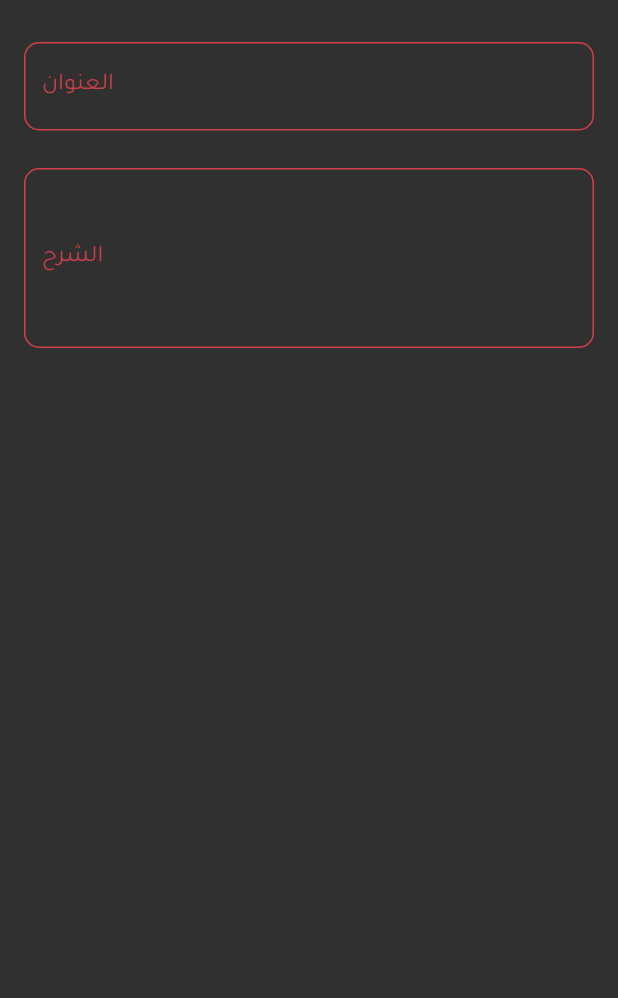
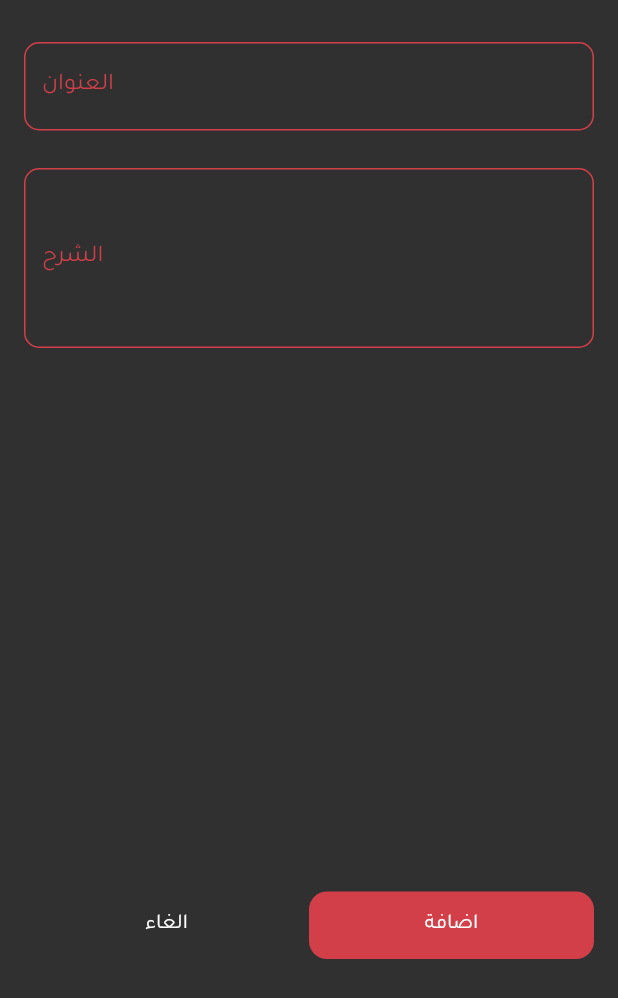
Before and after one commit to OmarIssa0/Notes_App_tow, a Flutter app: the ShowButtonSheet widget shown alone on an empty page, opened directly, on a phone screen of 412 x 824 dp. Shown: the top 998 px of the screen. Run offline on Flutter 3.47's test engine with Material 2 defaults, Android fonts, the phone set to English and light mode, and no system bars; our stand-ins replace font_awesome_flutter.

Commit message:
add custom button

```diff
--- /dev/null
+++ b/lib/widgets/showButtonSheet/custom_button.dart
@@ -0,0 +1,28 @@
+import 'dart:ui';
+
+import 'package:flutter/cupertino.dart';
+
+import 'text_button.dart';
+
+class CustomButton extends StatelessWidget {
+  const CustomButton({super.key});
+
+  @override
+  Widget build(BuildContext context) {
+    return Row(
+      children: [
+        TextButton(
+          text: 'الغاء',
+          onTap: () {
+            Navigator.pop(context);
+          },
+        ),
+        TextButton(
+          text: 'اضافة',
+          color: const Color(0xffD33F49),
+          onTap: () {},
+        ),
+      ],
+    );
+  }
+}
--- a/lib/widgets/showButtonSheet/show_button_sheet.dart
+++ b/lib/widgets/showButtonSheet/show_button_sheet.dart
@@ -1,6 +1,7 @@
 import 'package:flutter/material.dart';
 
 import '../custom_text_filed.dart';
+import 'custom_button.dart';
 
 class ShowButtonSheet extends StatelessWidget {
   const ShowButtonSheet({super.key});
@@ -26,7 +27,16 @@ class ShowButtonSheet extends StatelessWidget {
             label: 'الشرح',
             maxLines: 5,
           ),
-
+          SizedBox(
+            height: 25,
+          ),
+          Spacer(
+            flex: 2,
+          ),
+          CustomButton(),
+          Spacer(
+            flex: 1,
+          )
         ],
       ),
     );
--- /dev/null
+++ b/lib/widgets/showButtonSheet/text_button.dart
@@ -0,0 +1,28 @@
+import 'package:flutter/material.dart';
+
+class TextButton extends StatelessWidget {
+  const TextButton({super.key, required this.text, this.color, this.onTap});
+
+  final String text;
+  final Color? color;
+  final Function()? onTap;
+  @override
+  Widget build(BuildContext context) {
+    return Expanded(
+      child: GestureDetector(
+        onTap: onTap,
+        child: Container(
+          // width: MediaQuery.of(context).size.width,
+          height: 45,
+          decoration: BoxDecoration(
+            borderRadius: BorderRadius.circular(12),
+            color: color,
+          ),
+          child: Center(
+            child: Text(text),
+          ),
+        ),
+      ),
+    );
+  }
+}
```
